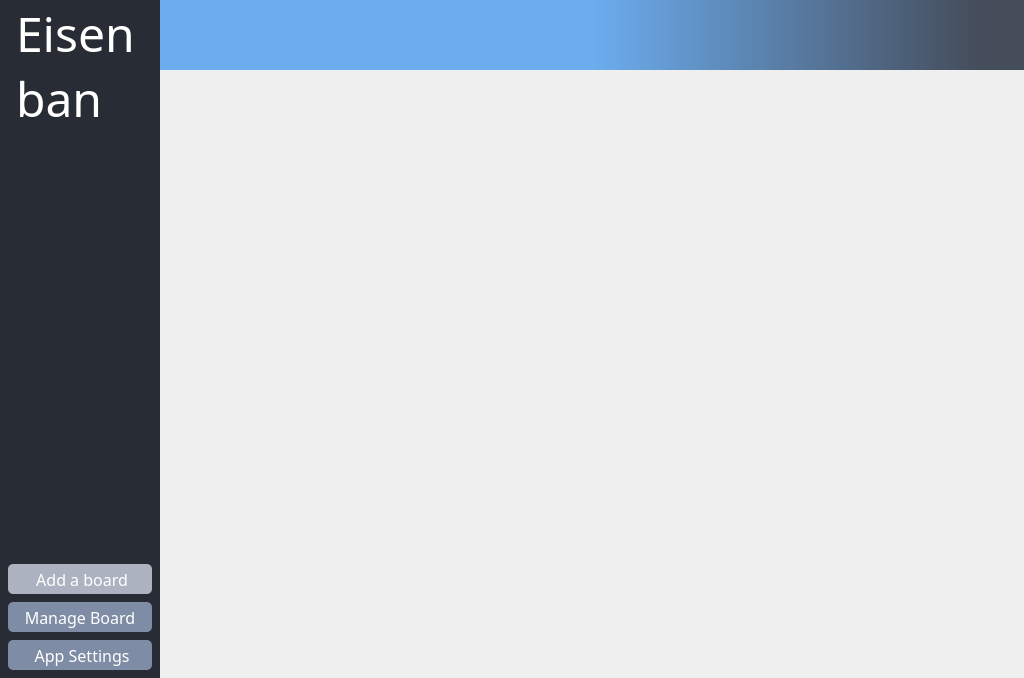
Above: src/eisenban/ui/main.ui from clockworksspheres/eisenban before the change. Below: the same form after it.
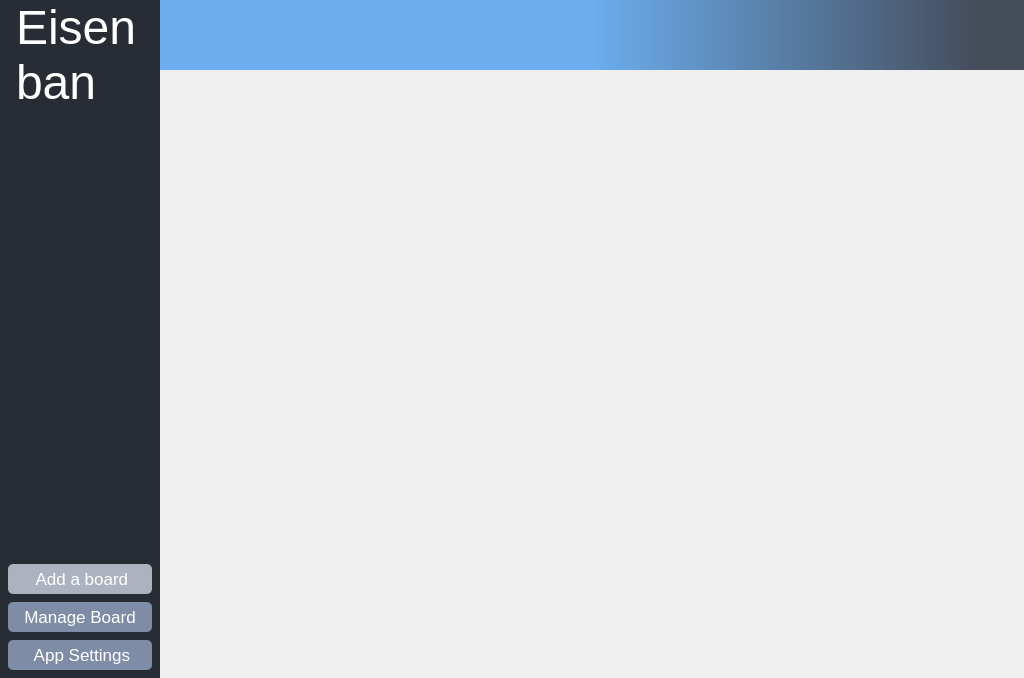
That is the form after the change. Icons and pictures are not drawn.

Patch:
```diff
--- a/src/eisenban/ui/main.ui
+++ b/src/eisenban/ui/main.ui
@@ -108,7 +108,7 @@
            <widget class="QLabel" name="label_logo">
             <property name="font">
              <font>
-              <family>Torus Pro</family>
+              <family>Arimo</family>
               <pointsize>36</pointsize>
              </font>
             </property>
@@ -207,7 +207,7 @@
                <x>0</x>
                <y>0</y>
                <width>144</width>
-               <height>417</height>
+               <height>481</height>
               </rect>
              </property>
              <layout class="QVBoxLayout" name="verticalLayout_4">
@@ -240,8 +240,8 @@
             </property>
             <property name="font">
              <font>
-              <family>Torus Pro</family>
-              <pointsize>12</pointsize>
+              <family>Arimo</family>
+              <pointsize>13</pointsize>
              </font>
             </property>
             <property name="cursor">
@@ -287,8 +287,8 @@
             </property>
             <property name="font">
              <font>
-              <family>Torus Pro</family>
-              <pointsize>12</pointsize>
+              <family>Arimo</family>
+              <pointsize>13</pointsize>
              </font>
             </property>
             <property name="cursor">
@@ -334,8 +334,8 @@
             </property>
             <property name="font">
              <font>
-              <family>Torus Pro</family>
-              <pointsize>12</pointsize>
+              <family>Arimo</family>
+              <pointsize>13</pointsize>
              </font>
             </property>
             <property name="cursor">
```
Left out of the diff: 14 changed lines with no effect on the pictures.
